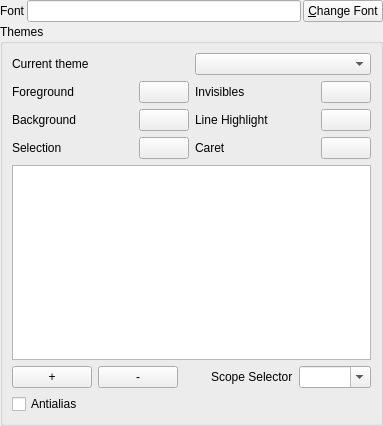
Above: resources/ui/configure/themes.ui from prymatex/prymatex before the change. Below: the same form after it.
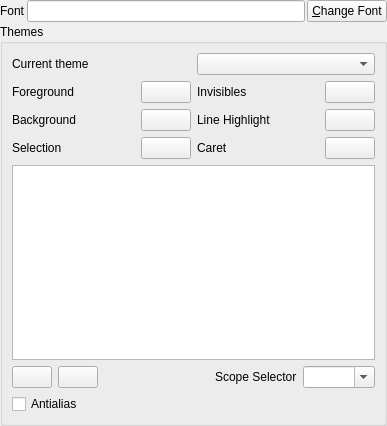
That is the form after the change. Icons and pictures are not drawn.

Patch:
```diff
--- a/resources/ui/configure/themes.ui
+++ b/resources/ui/configure/themes.ui
@@ -6,7 +6,7 @@
    <rect>
     <x>0</x>
     <y>0</y>
-    <width>383</width>
+    <width>387</width>
     <height>426</height>
    </rect>
   </property>
@@ -213,15 +213,15 @@
        <layout class="QHBoxLayout" name="horizontalLayout_3">
         <item>
          <widget class="QPushButton" name="pushButtonAdd">
-          <property name="text">
-           <string>+</string>
+          <property name="icon">
+           <iconset theme="list-add"/>
           </property>
          </widget>
         </item>
         <item>
          <widget class="QPushButton" name="pushButtonRemove">
-          <property name="text">
-           <string>-</string>
+          <property name="icon">
+           <iconset theme="list-remove"/>
           </property>
          </widget>
         </item>
```
